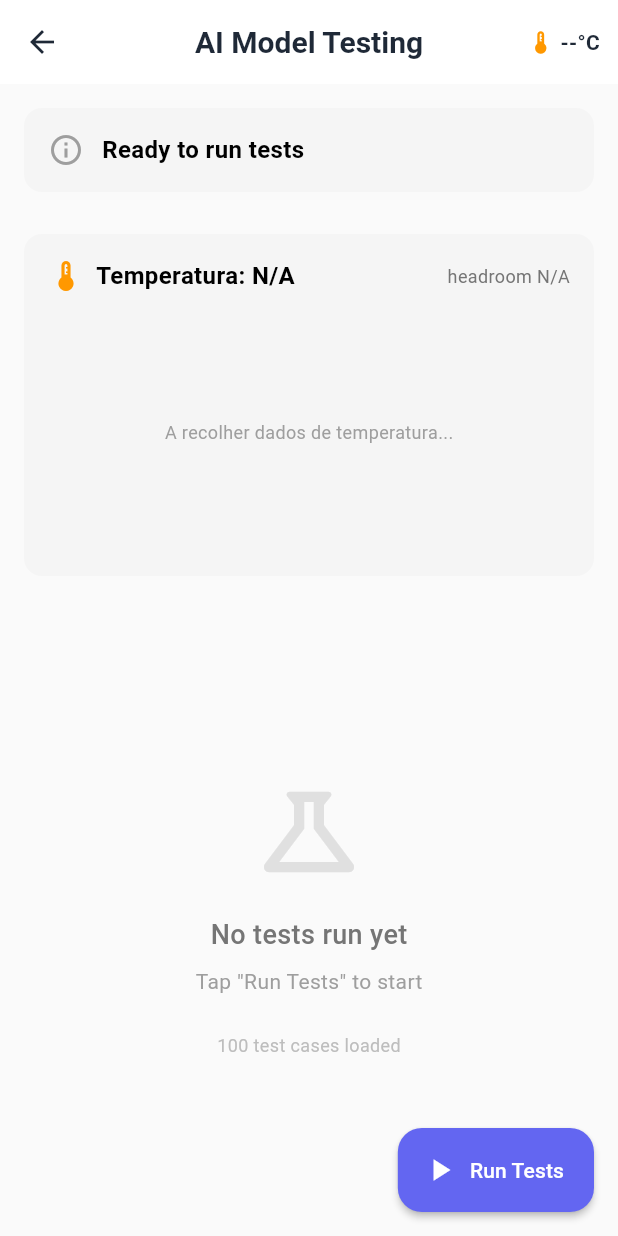
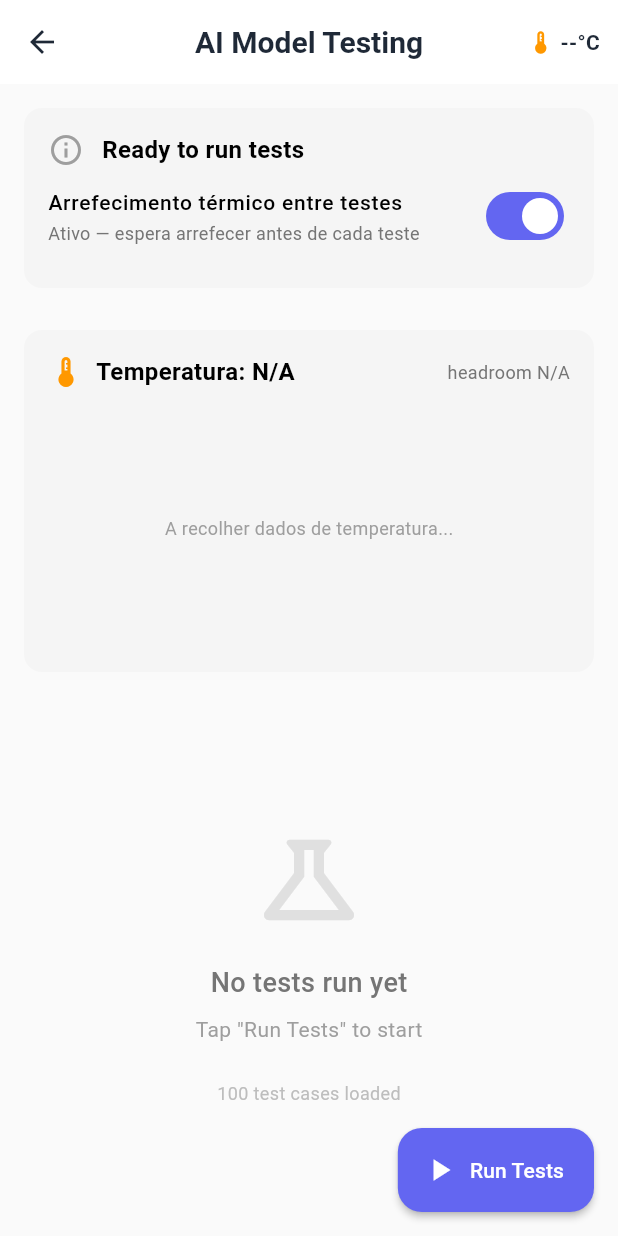
Before and after one commit to lucas-remigio/copd-ai-health-app, a Flutter app: the screen it shows after launch, in the side drawer, after a tap on "Testar Modelo AI", on a phone screen of 412 x 824 dp. Run offline on Flutter 3.47's test engine with Material 3 defaults, Android fonts, the phone set to English and light mode, and no system bars; our stand-ins replace battery_plus, flutter_dotenv, flutter_markdown, geolocator, google_maps_flutter, pedometer and 4 more; missing offline and left inert: health, llama_flutter_android; network calls fail; statements that could not run were skipped.

Commit message:
chore: turn cooling on and off

```diff
--- a/lib/screens/ai_test_screen.dart
+++ b/lib/screens/ai_test_screen.dart
@@ -24,6 +24,10 @@ class _AITestScreenState extends State<AITestScreen> {
   bool _cancelRequested = false;
   int _currentTestIndex = 0;
   String _currentStatus = 'Ready to run tests';
+
+  // When false, the thermal cooldown between tests is skipped so a full run can
+  // be measured on a hot/throttled device for comparison.
+  bool _coolingEnabled = true;
 
   // Live thermal readout, polled while the screen is open so the reading and the
   // graph work all the time — before, during and after a run.
@@ -104,6 +108,7 @@ class _AITestScreenState extends State<AITestScreen> {
               '${elapsed.inSeconds}s (headroom ${headroom.toStringAsFixed(2)})';
         });
       },
+      coolingEnabled: _coolingEnabled,
     );
 
     if (!mounted) return;
@@ -270,6 +275,31 @@ class _AITestScreenState extends State<AITestScreen> {
               ),
             ],
           ),
+
+          // Thermal cooldown toggle: off = measure the model without throttling
+          // control (hot-device data). Locked while a run is in progress.
+          SwitchListTile(
+            contentPadding: EdgeInsets.zero,
+            dense: true,
+            value: _coolingEnabled,
+            onChanged: _isRunning
+                ? null
+                : (value) => setState(() => _coolingEnabled = value),
+            title: const Text(
+              'Arrefecimento térmico entre testes',
+              style: TextStyle(fontSize: 14, fontWeight: FontWeight.w500),
+            ),
+            subtitle: Text(
+              _coolingEnabled
+                  ? 'Ativo — espera arrefecer antes de cada teste'
+                  : '⚠️ Desativado — corrida completa sem controlo de throttling',
+              style: TextStyle(
+                fontSize: 12,
+                color: _coolingEnabled ? Colors.grey[600] : Colors.orange,
+              ),
+            ),
+          ),
+
           if (summary['total'] > 0) ...[
             const SizedBox(height: 16),
             Row(
--- a/lib/services/test_runner_service.dart
+++ b/lib/services/test_runner_service.dart
@@ -52,6 +52,7 @@ class TestRunnerService {
     Function(int index, TestCase testCase)? onTestStart,
     Function(TestResult result)? onTestComplete,
     Function(Duration elapsed, double headroom)? onCooldown,
+    bool coolingEnabled = true,
   }) async {
     if (_isRunning) return;
 
@@ -72,8 +73,11 @@ class TestRunnerService {
 
         // Cool down BEFORE measuring so a thermally-throttled inference is never
         // recorded — this keeps TTFT and tokens/sec comparable across the run.
-        await _coolDownIfNeeded(onCooldown: onCooldown);
-        if (_cancelRequested) break; // don't start a test after a cancel
+        // Can be turned off to deliberately capture unthrottled/hot-device data.
+        if (coolingEnabled) {
+          await _coolDownIfNeeded(onCooldown: onCooldown);
+          if (_cancelRequested) break; // don't start a test after a cancel
+        }
 
         onTestStart?.call(i, testCase);
 
```
